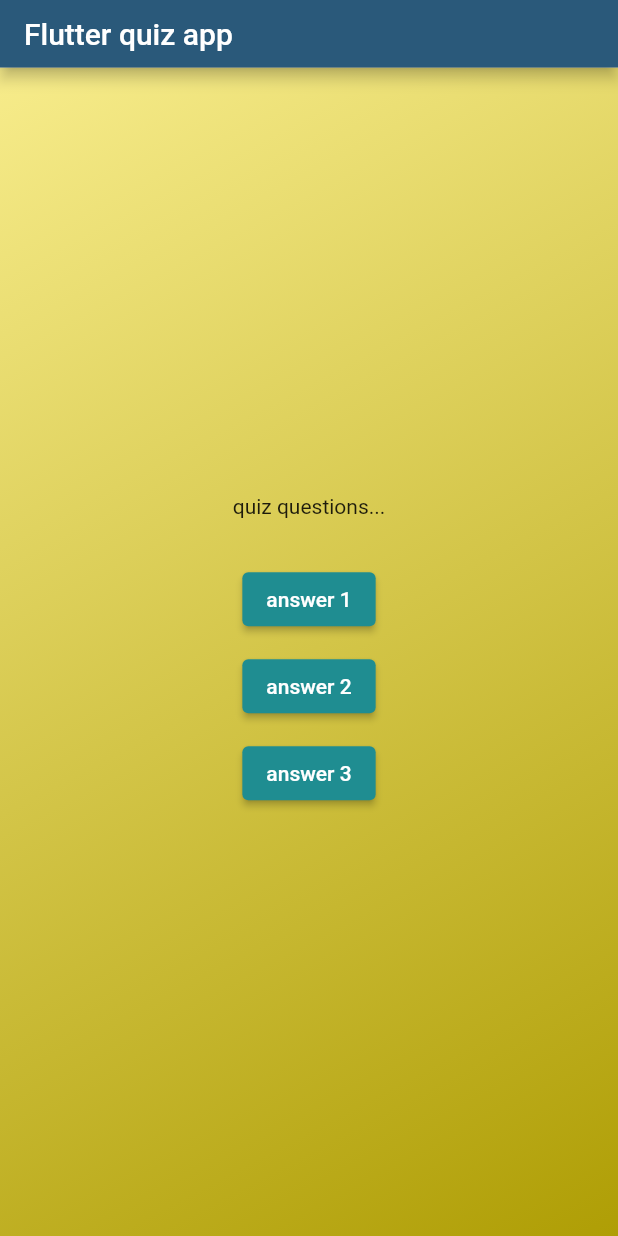
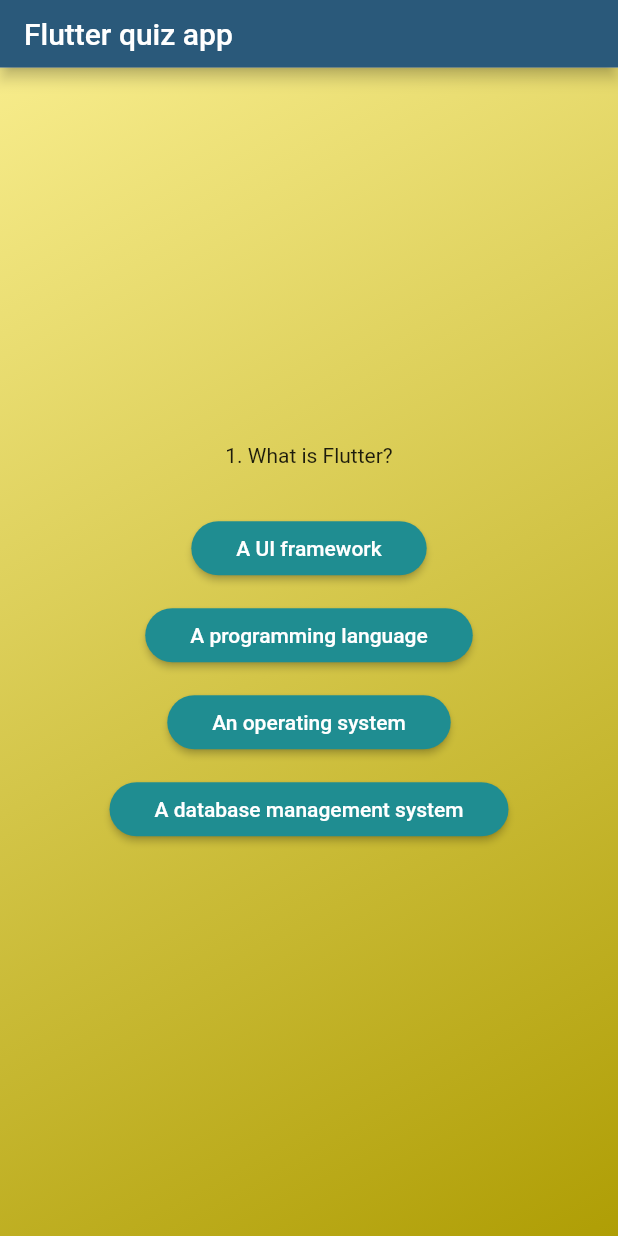
Before and after one commit to akashdevav/Flutter_Quiz_app, a Flutter app: the screen it shows after launch, after a tap on "start quiz", on a phone screen of 412 x 824 dp. Run offline on Flutter 3.47's test engine with Material 2 defaults, Android fonts, the phone set to English and light mode, and no system bars.

```diff
--- a/quiz_app/lib/answers.dart
+++ b/quiz_app/lib/answers.dart
@@ -9,7 +9,13 @@ class AnswerButton extends StatelessWidget {
   @override
   Widget build(BuildContext context) {
     return ElevatedButton(
-            style: ElevatedButton.styleFrom(backgroundColor: const Color.fromARGB(255, 31, 141, 145)),
+      style: ElevatedButton.styleFrom(
+        padding: const EdgeInsets.symmetric(vertical: 10, horizontal: 30),
+        backgroundColor: const Color.fromARGB(255, 31, 141, 145),
+        shape: RoundedRectangleBorder(
+          borderRadius: BorderRadius.circular(20),
+        ),
+      ),
       onPressed: ontap,
       child: Text(
         answer,
--- a/quiz_app/lib/quiz_screen.dart
+++ b/quiz_app/lib/quiz_screen.dart
@@ -1,5 +1,6 @@
 import 'package:flutter/material.dart';
 import 'package:quiz_app/answers.dart';
+import 'package:quiz_app/data/questions.dart';
 
 class QuizScreen extends StatefulWidget {
   const QuizScreen({super.key});
@@ -13,20 +14,37 @@ class QuizScreen extends StatefulWidget {
 class _QuizScreenState extends State<QuizScreen> {
   @override
   Widget build(BuildContext context) {
+    final currentquestion = questions[0];
     return SizedBox(
       width: double.infinity,
       child: Column(
         mainAxisAlignment: MainAxisAlignment.center,
         children: [
-          const Text('quiz questions...'),
+          Text(currentquestion.text),
           const SizedBox(
             height: 30,
           ),
-          AnswerButton (answer: 'answer 1', ontap: () {}),
-          const SizedBox(height: 10,),
-          AnswerButton (answer: 'answer 2', ontap: () {}),
-          const SizedBox(height: 10,),
-          AnswerButton (answer: 'answer 3', ontap: () {}),
+          //Here, I use map to store the existing list into new List as value of Item.
+          //And ... (trible Dot) specifies splitting method or dart build-in key word used to consider as a single list of value separated by a comma.
+          //If we don'n use the ...(trible Dot) ie. splitted method, the map is consider as "nested List" so it through an error.
+          ...currentquestion.answers.map(
+            (item) {
+              return Column(
+                children: [
+                  AnswerButton(ontap: () {}, answer: item),
+                  const SizedBox(height: 10,)
+                ],
+              );
+            },
+          ),//to minimise the code Duplicates we move on to the above "map() method"
+
+          // AnswerButton (answer: currentquestion.answers[0], ontap: () {}),
+          // const SizedBox(height: 10,),
+          // AnswerButton (answer: currentquestion.answers[1], ontap: () {}),
+          // const SizedBox(height: 10,),
+          // AnswerButton (answer: currentquestion.answers[2], ontap: () {}),
+          // const SizedBox(height: 10,),
+          // AnswerButton (answer: currentquestion.answers[3], ontap: () {}),
         ],
       ),
     );
```
Lines whose indentation alone changed are shown as unchanged.
